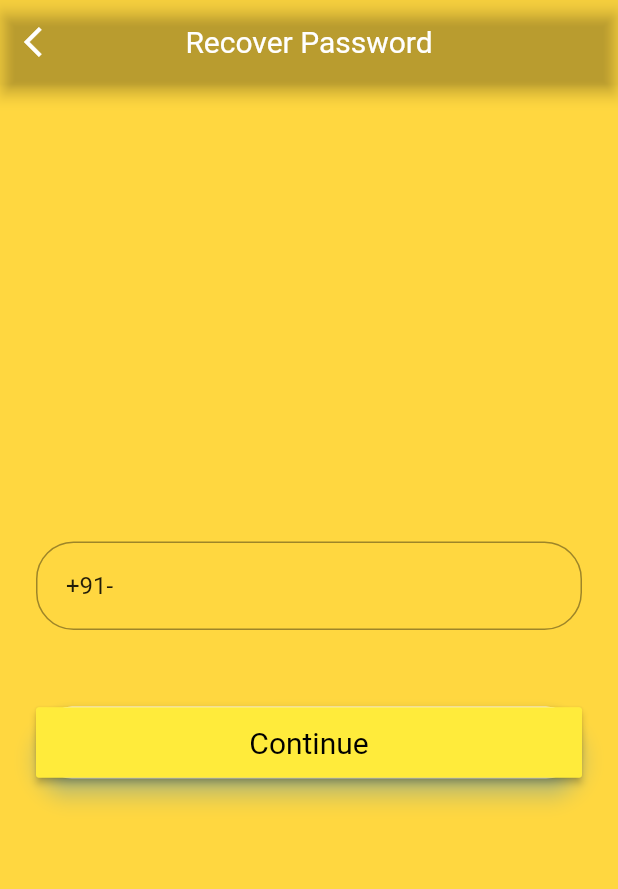
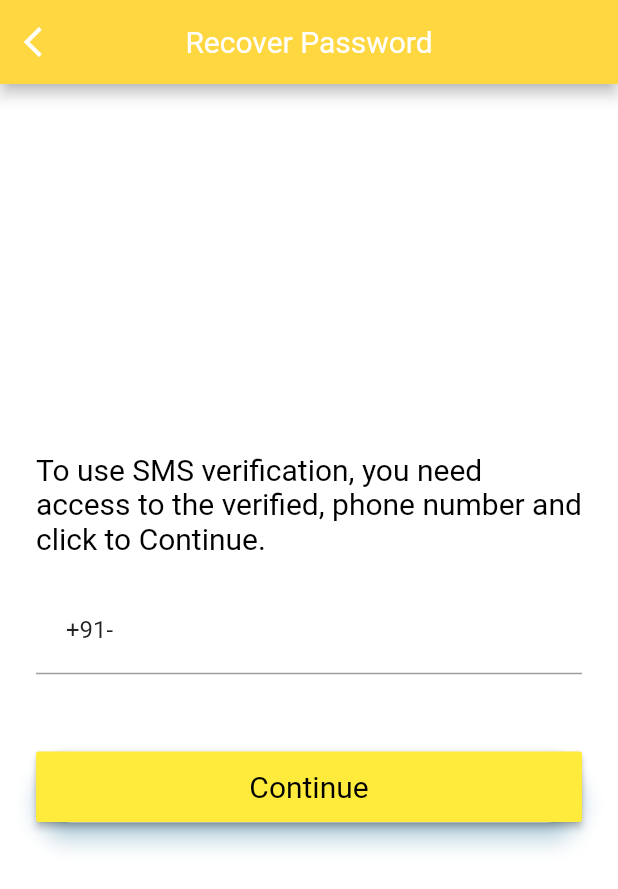
Before and after one commit to Jubin-Dev/Chicken-farms, a Flutter app: the screen it shows after launch, after a tap on "Forgot password?", on a phone screen of 412 x 824 dp. Shown: the top 889 px of the screen. Run offline on Flutter 3.47's test engine with Material 2 defaults, Android fonts, the phone set to English and light mode, and no system bars; accounts and stored records are empty.

Commit message:
some temporory changes

```diff
--- a/lib/Screens/Login_page.dart
+++ b/lib/Screens/Login_page.dart
@@ -1,4 +1,5 @@
 import 'package:flutter/material.dart';
+import 'package:flutter_app/Screens/Navigationdraw.dart';
 import 'package:flutter_app/Screens/New_User.dart';
 import 'package:flutter_app/Screens/forgot_passw.dart';
 
@@ -10,8 +11,24 @@ class LoginPage extends StatefulWidget{
 
 }
 class _LoginPageState extends State<LoginPage> {
+final formKey = new GlobalKey<FormState>();
+bool _autoValidate = false;
+String _phone;
+String _pass;
+
+  void validateAndSave() {
+    final form = formKey.currentState;
+    if (form.validate()){
+      form.save();
+      print('form is valid');
+    }else{
+      print('form is invalid');
+    }
+
+  }
   @override
   Widget build(BuildContext context) {
+
    final logo = Hero(tag: 'hero',
        child: CircleAvatar(
          backgroundColor: Colors.yellow,
@@ -21,33 +38,38 @@ class _LoginPageState extends State<LoginPage> {
       final phone = TextFormField(
         keyboardType: TextInputType.phone ,
         autofocus: false,
-        initialValue: '+91-',
+        // initialValue: '+91-',
         decoration: InputDecoration(
           hintText: 'Mobile Number',
           contentPadding: EdgeInsets.fromLTRB(20.0, 20.0, 20.0, 20.0),
-          border: OutlineInputBorder(
-            borderRadius: BorderRadius.circular(25.0),
+          // border: OutlineInputBorder(
+          //   borderRadius: BorderRadius.circular(25.0),
 
-          )
+          // )
         ),
+        validator: (value)=> value.isEmpty ? 'Field is not Empty': null,
+        onSaved: (value)=> _phone = value,
       );
    final password = TextFormField(
      autofocus: false,
-     initialValue: 'some password',
+    //  initialValue: 'some password',
      obscureText: true,
      decoration: InputDecoration(
          hintText: 'Password',
          contentPadding: EdgeInsets.fromLTRB(20.0, 20.0, 20.0, 20.0),
-         border: OutlineInputBorder(
-           borderRadius: BorderRadius.circular(25.0),
-         )
+        //  border: OutlineInputBorder(
+        //    borderRadius: BorderRadius.circular(25.0),
+
+        //  )
      ),
+      validator: (value) => value.isEmpty ? 'Field is not Empty': null,
+      onSaved: (value)=> _pass = value,
    );
 
    final forgotLabel = Container(alignment:Alignment(1.0, 0.0),
      padding: EdgeInsets.only(top:10.0,left: 20.0),
      child:FlatButton(
-     child: Text('Forgot password?',style:TextStyle(color:Colors.green,fontSize: 15.0)),
+     child: Text('Forgot password?',style:TextStyle(color:Colors.deepOrangeAccent,fontSize: 15.0)),
      onPressed: ()=> Navigator.push (
       context, MaterialPageRoute(builder: (context) => Forgot_Pass(),
       ),
@@ -64,9 +86,10 @@ class _LoginPageState extends State<LoginPage> {
         child: MaterialButton(
           minWidth: 200.0,
           height: 47.0,
-          onPressed: (){
-
-           },
+          onPressed: ()=> Navigator.push (
+          context, MaterialPageRoute(builder: (context) => MyNav(),
+      )
+      ),
           color: Colors.yellow,
           child: Text('Login',style:TextStyle(color:Colors.black,fontSize: 20.0)),
 
@@ -75,7 +98,7 @@ class _LoginPageState extends State<LoginPage> {
    );
 
     final newUser = FlatButton(
-     child: Text('New User?',style:TextStyle(color:Colors.green,fontSize: 15.0)),
+     child: Text('New User?',style:TextStyle(color:Colors.deepOrange,fontSize: 15.0)),
      onPressed: ()=> Navigator.push (
       context, MaterialPageRoute(builder: (context) => NewUser(),
       )
@@ -83,11 +106,13 @@ class _LoginPageState extends State<LoginPage> {
      );
 
    return Scaffold(
-     backgroundColor: Colors.amberAccent,
+     backgroundColor: Colors.white,
      body: Center(
        child: ListView(
          shrinkWrap: true,
          padding: EdgeInsets.only(left: 24.0,right: 24.0),
+         key: formKey,
+         autovalidate: _autoValidate,
          children: <Widget>[
            logo,
            SizedBox(height: 50.0),
--- a/lib/Screens/forgot_passw.dart
+++ b/lib/Screens/forgot_passw.dart
@@ -1,5 +1,6 @@
 import 'package:flutter/material.dart';
 import 'package:flutter_app/Screens/Login_page.dart';
+import 'package:flutter_app/Screens/dialogs.dart';
 
 class Forgot_Pass extends StatefulWidget{
  static String tag ='Verification';
@@ -11,6 +12,10 @@ class Forgot_Pass extends StatefulWidget{
   class _ForgotPageState extends State<Forgot_Pass> {
   @override
   Widget build(BuildContext context) {
+final description =   Text("To use SMS verification, you need access to the verified, phone number and click to Continue.",
+                      style: TextStyle(color:
+                        Colors.black ,fontSize: 20.0,fontWeight: FontWeight.w400),
+                        );
   final phone = TextFormField(
         keyboardType: TextInputType.phone ,
         autofocus: false,
@@ -18,13 +23,13 @@ class Forgot_Pass extends StatefulWidget{
         decoration: InputDecoration(
           hintText: 'Enter Your Mobile No.',
           contentPadding: EdgeInsets.fromLTRB(20.0, 20.0, 20.0, 20.0),
-          border: OutlineInputBorder(
-            borderRadius: BorderRadius.circular(25.0),
+          // border: OutlineInputBorder(
+          //   borderRadius: BorderRadius.circular(25.0),
 
-          )
+          // )
         ),
       );
-      final loginButton = Padding(
+      final continueButton = Padding(
        padding: EdgeInsets.symmetric(vertical: 50.0),
      child: Material(
        borderRadius: BorderRadius.circular(30.0),
@@ -33,7 +38,8 @@ class Forgot_Pass extends StatefulWidget{
         child: MaterialButton(
           minWidth: 200.0,
           height: 47.0,
-          onPressed: (){
+          onPressed: () async {
+            final action = await Dialogs.yesAbortDialog(context,'Verify OTP','OTP:');
            },
           color: Colors.yellow,
           child: Text('Continue',style:TextStyle(color:Colors.black,fontSize: 20.0)),
@@ -41,11 +47,12 @@ class Forgot_Pass extends StatefulWidget{
         ) ,
      ),
    );
-    return Scaffold(
+    return MaterialApp(
+    home: new Scaffold(
      appBar: AppBar(
        title: Text('Recover Password'),
        centerTitle: true,
-       backgroundColor: Color(0xe5c510),
+       backgroundColor: Colors.amberAccent,
        leading: IconButton(
          icon: Icon(Icons.arrow_back_ios),
          onPressed: () => Navigator.push (
@@ -54,24 +61,26 @@ class Forgot_Pass extends StatefulWidget{
      ),
        )
      ),
-     backgroundColor: Colors.amberAccent,
+     backgroundColor: Colors.white,
      body: Center(
        child: ListView(
          shrinkWrap: true,
          padding: EdgeInsets.only(left: 24.0,right: 24.0),
          children: <Widget>[
-           SizedBox(height: 30.0),
+           SizedBox(height: 20.0),
+           description,
 
            SizedBox(height: 20.0),
            phone,
 
           SizedBox(height: 1.0,),
-           loginButton,
+           continueButton ,
 
 
          ],
        ),
      ),
-   );
+     )
+     );
   }
 }
--- a/lib/main.dart
+++ b/lib/main.dart
@@ -1,4 +1,5 @@
 import 'package:flutter/material.dart';
+import 'package:flutter_app/Screens/Home_page.dart';
 import 'package:flutter_app/Screens/Login_page.dart';
 void main() => runApp(MyApp());
 
@@ -12,13 +13,13 @@ class MyApp extends StatelessWidget {
       title: appName,
       theme: ThemeData(
         brightness: Brightness.light,
-        primaryColor: Colors.amberAccent[450],
-        accentColor: Colors.cyan,
-        primarySwatch: Colors.blue,
+        primaryColor: Colors.green[450],
+        accentColor: Colors.green,
+        primarySwatch: Colors.green,
         fontFamily: 'Roboto',
         textTheme: TextTheme(
           headline: TextStyle(fontSize: 72.0, fontWeight: FontWeight.bold),
-          title: TextStyle(fontSize: 36.0, fontStyle: FontStyle.normal),
+          title: TextStyle(fontSize: 36.0, fontStyle: FontStyle.normal,color: Colors.white),
           body1: TextStyle(fontSize: 15.0, fontFamily: 'Roboto'),
           ),
           ),
@@ -45,7 +46,8 @@ class SplashScreen extends StatefulWidget{
 
   @override
   Widget build(BuildContext context) {
-    return new Scaffold(
+    return MaterialApp(
+    home: new Scaffold(
       body: Stack(
         fit: StackFit.expand,
         children: <Widget>[
@@ -99,6 +101,7 @@ class SplashScreen extends StatefulWidget{
         ],
       ),
 
-    );
+     )
+      );
   }
 }
--- a/pubspec.yaml
+++ b/pubspec.yaml
@@ -13,7 +13,9 @@ environment:
   sdk: ">=2.0.0-dev.68.0 <3.0.0"
 
 dependencies:
-cloud_firestore:
+
+
+
   flutter:
     sdk: flutter
 
@@ -21,6 +23,7 @@ cloud_firestore:
   # The following adds the Cupertino Icons font to your application.
   # Use with the CupertinoIcons class for iOS style icons.
   cupertino_icons: ^0.1.2
+  flutter_staggered_grid_view: "^0.2.7"
 
 dev_dependencies:
   flutter_test:
```
Also changed, not shown: lib/Screens/Dashboard.dart (added, +73 -0 lines), lib/Screens/Dialogs.dart (added, +49 -0 lines), lib/Screens/Home_page.dart (+62 -0 lines), lib/Screens/IconDashboard.dart (added, +103 -0 lines), lib/Screens/Navigationdraw.dart (added, +168 -0 lines), lib/Screens/New_User.dart (+24 -22 lines), lib/Screens/SplashScreen.dart (deleted), 3 other files.
